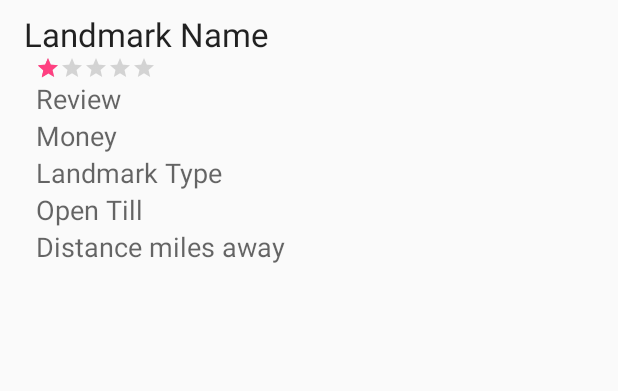
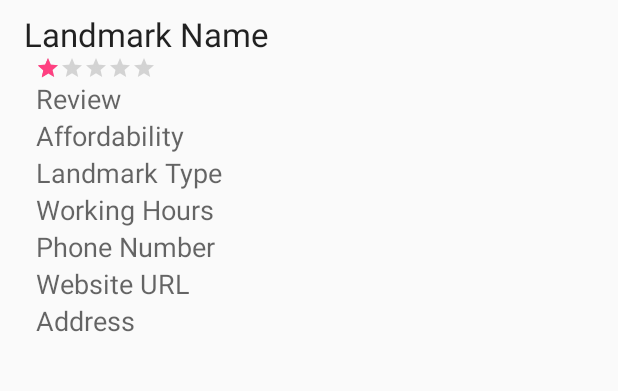
Before and after one commit to ih27/metrowalkdc, an Android app: the LandmarkDetailActivity screen opened directly, with no data from a screen before it, on a phone screen of 412 x 824 dp, the part 459-850 px from its top. Run offline under Robolectric (Android 15) with nearby library versions, the phone set to English and light mode, and no system bars; 1 statement that could not run was skipped.

Commit message:
Landmark Detail page added few more attributes

```diff
--- a/app/src/main/res/layout/activity_landmark_detail.xml
+++ b/app/src/main/res/layout/activity_landmark_detail.xml
@@ -6,7 +6,7 @@
     tools:context="co.swatisi.team.metrowalkdc.activity.LandmarkDetailActivity">
 
     <LinearLayout
-        android:id="@+id/landmarkNameHolder"
+        android:id="@+id/landmark_detail_holder"
         android:layout_width="match_parent"
         android:layout_height="match_parent"
         android:layout_gravity="bottom"
@@ -14,11 +14,12 @@
         android:baselineAligned="false">
 
         <LinearLayout
+            android:id="@+id/landmark_detail_image_holder"
             android:layout_width="fill_parent"
             android:layout_height="250dp">
 
             <ImageView
-                android:id="@+id/landmark_image"
+                android:id="@+id/landmark_detail_image"
                 android:contentDescription="@string/landmark_image_description"
                 android:layout_width="match_parent"
                 android:layout_height="match_parent"
@@ -28,7 +29,7 @@
         </LinearLayout>
 
         <LinearLayout
-            android:id="@+id/landmark_text_holder"
+            android:id="@+id/landmark_detail_text_holder"
             android:layout_width="wrap_content"
             android:layout_height="0dp"
             android:layout_weight="1"
@@ -38,15 +39,15 @@
             android:layout_marginBottom="8dp">
 
             <TextView
-                android:id="@+id/landmark_name"
+                android:id="@+id/landmark_detail_name"
                 android:layout_width="wrap_content"
                 android:layout_height="wrap_content"
                 android:layout_marginStart="8dp"
-                android:text="@string/landmark_name"
+                android:text="@string/landmark_detail_name"
                 android:textAppearance="?android:textAppearanceLarge" />
 
             <RatingBar
-                android:id="@+id/landmark_rating"
+                android:id="@+id/landmark_detail_rating"
                 android:layout_width="wrap_content"
                 android:layout_height="wrap_content"
                 android:layout_marginStart="16dp"
@@ -54,41 +55,69 @@
                 android:rating="1"/>
 
             <TextView
+                android:id="@+id/landmark_detail_review"
                 android:layout_width="wrap_content"
                 android:layout_height="wrap_content"
                 android:layout_marginStart="16dp"
                 android:textAppearance="?android:textAppearanceMedium"
-                android:text="Review"/>
+                android:text="@string/landmark_detail_review"/>
 
             <TextView
+                android:id="@+id/landmark_detail_affordability"
                 android:layout_width="wrap_content"
                 android:layout_height="wrap_content"
                 android:layout_marginStart="16dp"
                 android:textAppearance="?android:textAppearanceMedium"
-                android:text="Money"/>
+                android:text="@string/landmark_detail_affordability"/>
 
             <TextView
+                android:id="@+id/landmark_detail_type"
                 android:layout_width="wrap_content"
                 android:layout_height="wrap_content"
                 android:layout_marginStart="16dp"
                 android:textAppearance="?android:textAppearanceMedium"
-                android:text="Landmark Type"/>
+                android:text="@string/landmark_detail_type"/>
 
             <TextView
+                android:id="@+id/landmark_detail_timing"
                 android:layout_width="wrap_content"
                 android:layout_height="wrap_content"
                 android:layout_marginStart="16dp"
                 android:textAppearance="?android:textAppearanceMedium"
-                android:text="Open Till"/>
+                android:text="@string/landmark_detail_timing"/>
 
 
+            <!--<TextView-->
+                <!--android:id="@+id/landmark_detail_distance"-->
+                <!--android:layout_width="wrap_content"-->
+                <!--android:layout_height="wrap_content"-->
+                <!--android:layout_marginStart="16dp"-->
+                <!--android:text="@string/distance_miles_away"-->
+                <!--android:textAppearance="?android:textAppearanceMedium" />-->
+            <!---->
             <TextView
-                android:id="@+id/landmark_distance"
+                android:id="@+id/landmark_detail_pnumber"
                 android:layout_width="wrap_content"
                 android:layout_height="wrap_content"
                 android:layout_marginStart="16dp"
-                android:text="@string/distance_miles_away"
-                android:textAppearance="?android:textAppearanceMedium" />
+                android:textAppearance="?android:textAppearanceMedium"
+                android:text="@string/landmark_detail_pnumber"/>
+
+            <TextView
+                android:id="@+id/landmark_detail_website"
+                android:layout_width="wrap_content"
+                android:layout_height="wrap_content"
+                android:layout_marginStart="16dp"
+                android:textAppearance="?android:textAppearanceMedium"
+                android:text="@string/landmark_detail_website"/>
+
+            <TextView
+                android:id="@+id/landmark_detail_address"
+                android:layout_width="wrap_content"
+                android:layout_height="wrap_content"
+                android:layout_marginStart="16dp"
+                android:textAppearance="?android:textAppearanceMedium"
+                android:text="@string/landmark_detail_address"/>
 
         </LinearLayout>
 
--- a/app/src/main/res/values/strings.xml
+++ b/app/src/main/res/values/strings.xml
@@ -2,9 +2,18 @@
     <string name="app_name">MetroWalkDC</string>
     <string name="metro_stations">Metro Stations</string>
     <string name="closest_station">Closest Station</string>
+    <string name="favorite_landmarks">Favorite Landmarks</string>
     <string name="landmark_image_description">Landmark Image</string>
     <string name="distance_miles_away">Distance miles away</string>
     <string name="landmark_name">Landmark Name</string>
     <string name="landmark_miles_text">%.2f miles away</string>
-    <string name="favorite_landmarks">Favorite Landmarks</string>
+    <string name="landmark_detail_name">Landmark Name</string>
+    <string name="landmark_detail_review">Review</string>
+    <string name="landmark_detail_affordability">Affordability</string>
+    <string name="landmark_detail_type">Landmark Type</string>
+    <string name="landmark_detail_timing">Working Hours</string>
+    <string name="landmark_detail_pnumber">Phone Number</string>
+    <string name="landmark_detail_website">Website URL</string>
+    <string name="landmark_detail_address">Address</string>
+
 </resources>
```
